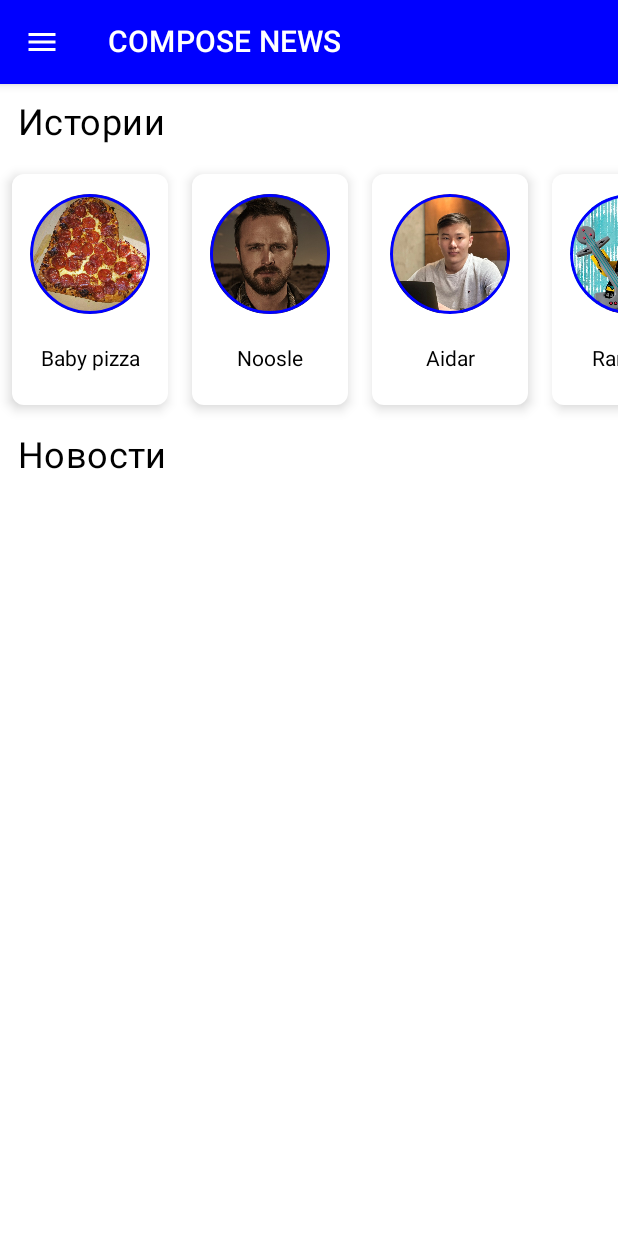
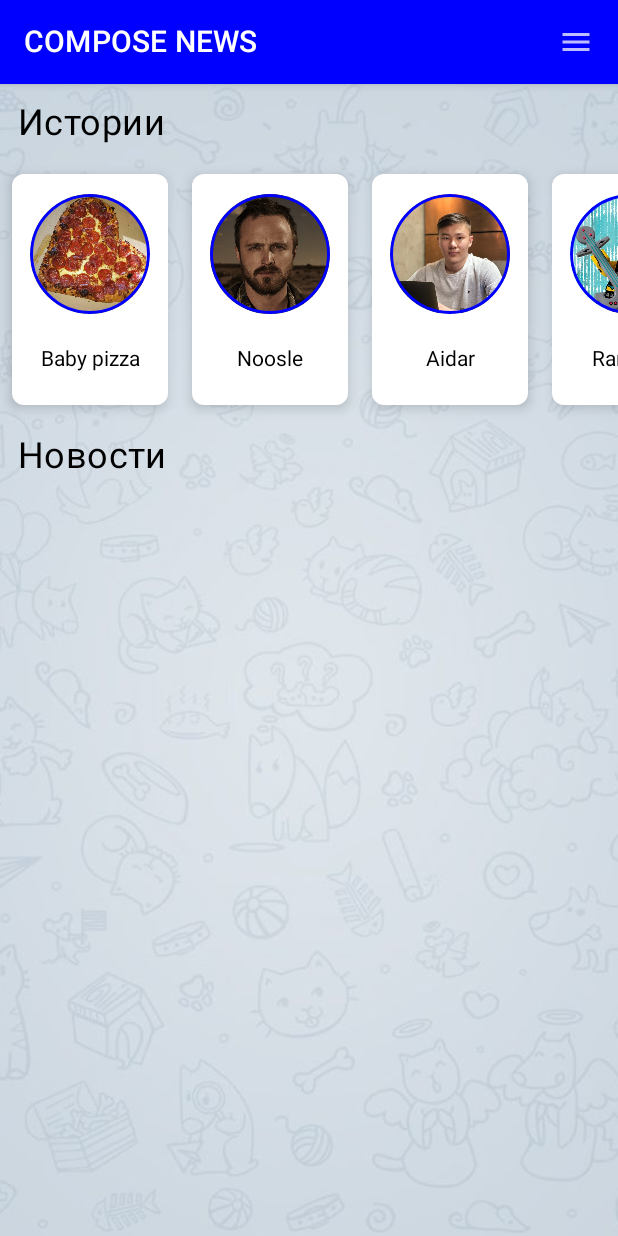
Before and after one commit to avramones/compose_news, an Android app built with Jetpack Compose: the screen it shows after launch (MainActivity), on a phone screen of 412 x 824 dp. Run offline under Robolectric (Android 15) with nearby library versions, the phone set to English and light mode, and no system bars; network calls fail; 1 statement that could not run was skipped.

Commit message:
-refactoring code

```diff
--- a/app/src/main/java/com/example/composeproject/MainActivity.kt
+++ b/app/src/main/java/com/example/composeproject/MainActivity.kt
@@ -4,13 +4,19 @@ import android.os.Bundle
 import androidx.activity.ComponentActivity
 import androidx.activity.compose.setContent
 import androidx.activity.viewModels
-import androidx.compose.runtime.Composable
+import androidx.compose.animation.Crossfade
+import androidx.compose.material.*
+import androidx.compose.material.icons.Icons
+import androidx.compose.material.icons.filled.Menu
+import androidx.compose.runtime.*
+import androidx.compose.ui.graphics.Color
 import androidx.navigation.compose.NavHost
 import androidx.navigation.compose.composable
 import androidx.navigation.compose.rememberNavController
 import com.example.composeproject.ui.compose.Conversation
 import com.example.composeproject.ui.compose.Details
 import com.example.composeproject.ui.vm.MainViewModel
+import com.example.composeproject.utils.Destination
 
 class MainActivity : ComponentActivity() {
 
@@ -26,9 +32,48 @@ class MainActivity : ComponentActivity() {
     @Composable
     fun StartApp(viewModel: MainViewModel) {
         val navController = rememberNavController()
-        NavHost(navController = navController, startDestination = "list") {
-            composable("list") { Conversation(viewModel, navController) }
-            composable("details") { Details(viewModel, navController) }
-        }
+        var showMenu by remember { mutableStateOf(false) }
+        Scaffold(
+            topBar = {
+                TopAppBar(
+                    title = {
+                        Text(
+                            text = "COMPOSE NEWS"
+                        )
+                    },
+                    backgroundColor = Color.Blue,
+                    contentColor = Color.White,
+                    actions = {
+                        IconButton(onClick = {
+                            showMenu = !showMenu
+                        }) {
+                            Icon(Icons.Filled.Menu, "")
+                        }
+                        DropdownMenu(
+                            expanded = showMenu,
+                            onDismissRequest = {
+                                showMenu = false
+                            }
+                        )
+                        {
+                            DropdownMenuItem(onClick = { /*TODO*/ }) {
+                                Text("Настройки")
+                            }
+                            DropdownMenuItem(onClick = { /*TODO*/ }) {
+                                Text("Выход")
+                            }
+                        }
+                    }
+                )
+            },
+            content = {
+                NavHost(navController = navController, startDestination = Destination.MAIN) {
+                    composable(Destination.MAIN) {
+                        Conversation(viewModel, navController)
+                    }
+                    composable(Destination.DETAIL) {
+                        Details(viewModel, navController) }
+                }
+            })
     }
 }
--- a/app/src/main/java/com/example/composeproject/data/api/ApiClient.kt
+++ b/app/src/main/java/com/example/composeproject/data/api/ApiClient.kt
@@ -8,7 +8,7 @@ class ApiClient {
     private val service = RetrofitClient.instance().create(ApiService::class.java)
 
     fun loadNews() = flow {
-        emit(service.loadNews(Constants.RU, Constants.API_KEY))
+        emit(service.loadNews(Constants.COUNTRY, Constants.API_KEY))
     }
 
 }
--- a/app/src/main/java/com/example/composeproject/ui/compose/ConversationEvent.kt
+++ b/app/src/main/java/com/example/composeproject/ui/compose/Conversation.kt
@@ -1,9 +1,11 @@
 package com.example.composeproject.ui.compose
 
+import androidx.compose.foundation.Image
 import androidx.compose.foundation.layout.*
 import androidx.compose.foundation.lazy.LazyColumn
 import androidx.compose.foundation.lazy.LazyRow
 import androidx.compose.foundation.lazy.items
+import androidx.compose.foundation.lazy.rememberLazyListState
 import androidx.compose.material.*
 import androidx.compose.material.icons.Icons
 import androidx.compose.material.icons.filled.Menu
@@ -13,9 +15,12 @@ import androidx.compose.runtime.collectAsState
 import androidx.compose.runtime.getValue
 import androidx.compose.ui.Modifier
 import androidx.compose.ui.graphics.Color
+import androidx.compose.ui.layout.ContentScale
+import androidx.compose.ui.res.painterResource
 import androidx.compose.ui.unit.dp
 import androidx.compose.ui.unit.sp
 import androidx.navigation.NavController
+import com.example.composeproject.R
 import com.example.composeproject.model.Article
 import com.example.composeproject.model.History
 import com.example.composeproject.ui.vm.MainViewModel
@@ -25,32 +30,24 @@ fun Conversation(viewModel: MainViewModel, navController: NavController) {
 
     val articles: List<Article> by viewModel.articles.collectAsState(listOf())
     val histories: List<History> by viewModel.histories.collectAsState(listOf())
+    val scrollState = rememberLazyListState()
 
-    Column {
-        TopAppBar(
-            title = {
-                Text(
-                    text = "COMPOSE NEWS"
-                )
-            },
-            backgroundColor = Color.Blue,
-            navigationIcon = {
-                IconButton(onClick = {}) {
-                    Icon(Icons.Filled.Menu, "")
-                }
-            },
-            contentColor = Color.White
+    Box {
+        Image(
+            painter = painterResource(
+                id = R.drawable.background
+            ),
+            contentDescription = null,
+            modifier = Modifier.fillMaxSize(),
+            contentScale = ContentScale.Crop
         )
-
-        LazyColumn {
+        LazyColumn(
+            state = scrollState
+        )
+        {
 
             item {
-                Text(
-                    text = "Истории",
-                    fontSize = 24.sp,
-                    modifier = Modifier.padding(12.dp),
-                    style = MaterialTheme.typography.body2
-                )
+                Title(text = "Истории")
             }
 
             item {
@@ -62,18 +59,14 @@ fun Conversation(viewModel: MainViewModel, navController: NavController) {
             }
 
             item {
-                Text(
-                    text = "Новости",
-                    fontSize = 24.sp,
-                    modifier = Modifier.padding(12.dp),
-                    style = MaterialTheme.typography.body2
-                )
+                Title(text = "Новости")
             }
 
             items(articles) {
-                MainEvent(viewModel, article = it, navController)
+                SingleNews(viewModel, article = it, navController)
             }
         }
     }
 
+
 }
--- /dev/null
+++ b/app/src/main/java/com/example/composeproject/ui/compose/Title.kt
@@ -0,0 +1,19 @@
+package com.example.composeproject.ui.compose
+
+import androidx.compose.foundation.layout.padding
+import androidx.compose.material.MaterialTheme
+import androidx.compose.material.Text
+import androidx.compose.runtime.Composable
+import androidx.compose.ui.Modifier
+import androidx.compose.ui.unit.dp
+import androidx.compose.ui.unit.sp
+
+@Composable
+fun Title(text : String) {
+    Text(
+        text = text,
+        fontSize = 24.sp,
+        modifier = Modifier.padding(12.dp),
+        style = MaterialTheme.typography.body2
+    )
+}
--- a/app/src/main/java/com/example/composeproject/utils/Constants.kt
+++ b/app/src/main/java/com/example/composeproject/utils/Constants.kt
@@ -1,9 +1,7 @@
 package com.example.composeproject.utils
 
 object Constants {
-
     const val API_KEY = "ba88909bbda0454aaa503a8fff5e1225"
     const val BASE_URL = "https://newsapi.org/v2/"
-    const val RU = "ru"
-
+    const val COUNTRY = "ru"
 }
--- /dev/null
+++ b/app/src/main/java/com/example/composeproject/utils/Destination.kt
@@ -0,0 +1,6 @@
+package com.example.composeproject.utils
+
+object Destination {
+    const val MAIN = "main"
+    const val DETAIL = "detail"
+}
--- a/app/src/main/res/values/themes.xml
+++ b/app/src/main/res/values/themes.xml
@@ -11,6 +11,7 @@
         <item name="colorOnSecondary">@color/black</item>
         <!-- Status bar color. -->
         <item name="android:statusBarColor" tools:targetApi="l">#0000FF</item>
+        <item name="android:windowBackground">@drawable/background</item>
         <!-- Customize your theme here. -->
     </style>
 
```
Also changed, not shown: app/src/main/java/com/example/composeproject/ui/compose/Details.kt (+23 -30 lines), app/src/main/java/com/example/composeproject/ui/compose/SingleNews.kt (renamed from app/src/main/java/com/example/composeproject/ui/compose/MainEvent.kt, +7 -5 lines), app/src/main/java/com/example/composeproject/utils/Extensions.kt (added, +15 -0 lines), app/src/main/res/drawable/background.png (added).
